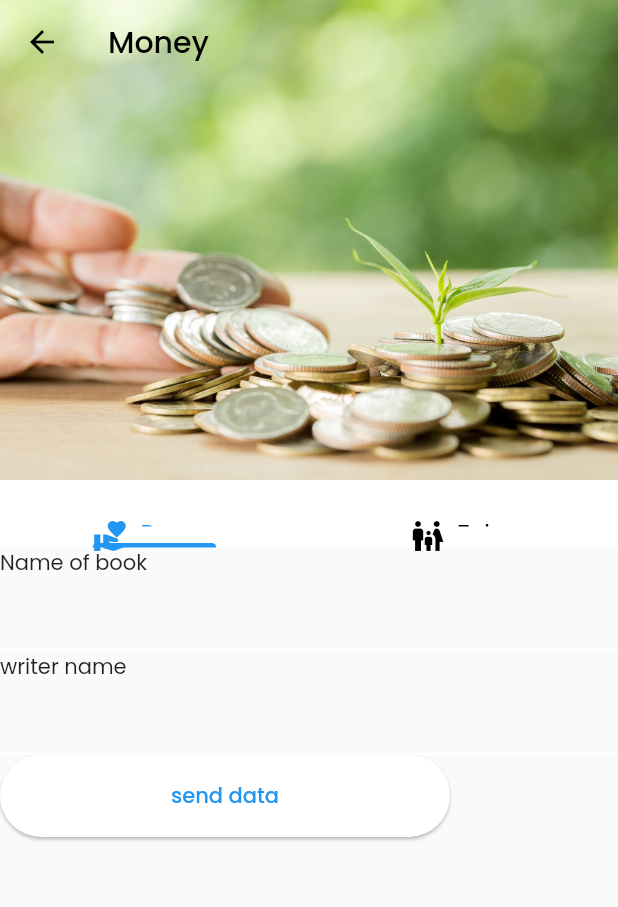
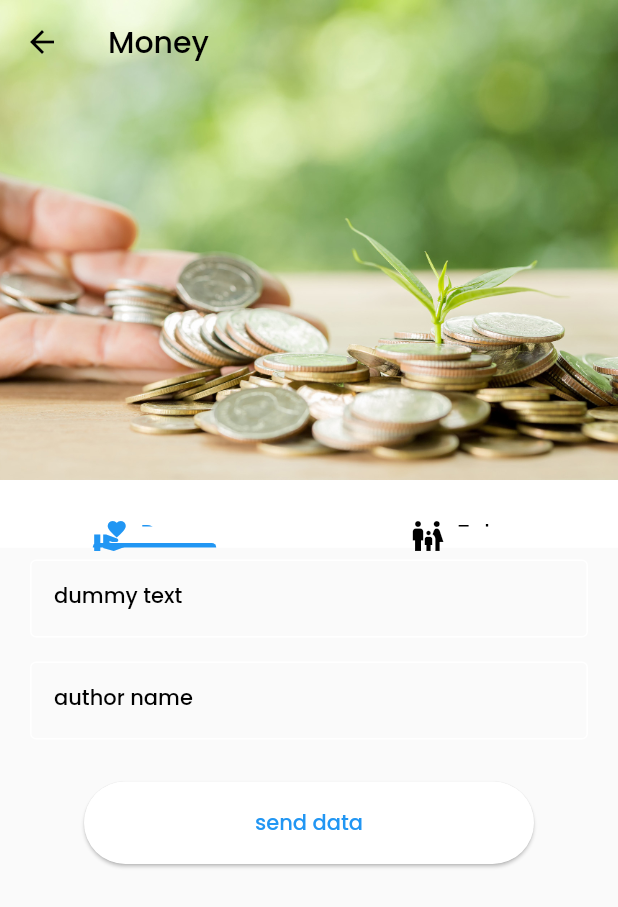
Before and after one commit to raghav042/sharethegood, a Flutter app: the screen it shows once a user with an empty profile is signed in, after a tap on "Money", on a phone screen of 412 x 824 dp. Shown: the top 907 px of the screen. Run offline on Flutter 3.47's test engine with Material 2 defaults, Android fonts, the phone set to English and light mode, and no system bars; drawn by our look-alikes of dynamic_color; our stand-ins replace cached_network_image, cloud_firestore, firebase_auth, firebase_core, firebase_crashlytics, firebase_messaging and 4 more; accounts and stored records are empty; network calls fail.

Commit message:
input field decoration

```diff
--- a/lib/ui/screens/donate_screen.dart
+++ b/lib/ui/screens/donate_screen.dart
@@ -62,11 +62,14 @@ class _DonateScreenState extends State<DonateScreen> {
               ],
             ),
           ),
-          body: TabBarView(
+          body: Padding(
+            padding: const EdgeInsets.symmetric(horizontal: 12.0),
+            child: TabBarView(
               children: [
                 donors(),
                 takers(),
               ],
+            ),
           ),
         ),
       ),
@@ -78,14 +81,15 @@ class _DonateScreenState extends State<DonateScreen> {
       mainAxisAlignment: MainAxisAlignment.start,
       crossAxisAlignment: CrossAxisAlignment.start,
       children: [
-        Text("Name of book"),
-        TextFormField(),
-        Text("writer name"),
-        TextFormField(),
-        SizedBox(
+        inputTile("dummy text"),
+        inputTile("author name"),
+        SizedBox(height: 20),
+        Center(
+          child: SizedBox(
             height: 55,
             width: 300,
             child: ElevatedButton(onPressed: () {}, child: Text("send data")),
+          ),
         )
       ],
     );
@@ -120,4 +124,14 @@ class _DonateScreenState extends State<DonateScreen> {
       ],
     );
   }
+
+  Widget inputTile(String label) {
+    return Padding(
+      padding: const EdgeInsets.all(8.0),
+      child: TextFormField(
+        decoration:
+            InputDecoration(labelText: label, border: OutlineInputBorder()),
+      ),
+    );
   }
+}
```
Lines whose indentation alone changed are shown as unchanged.
